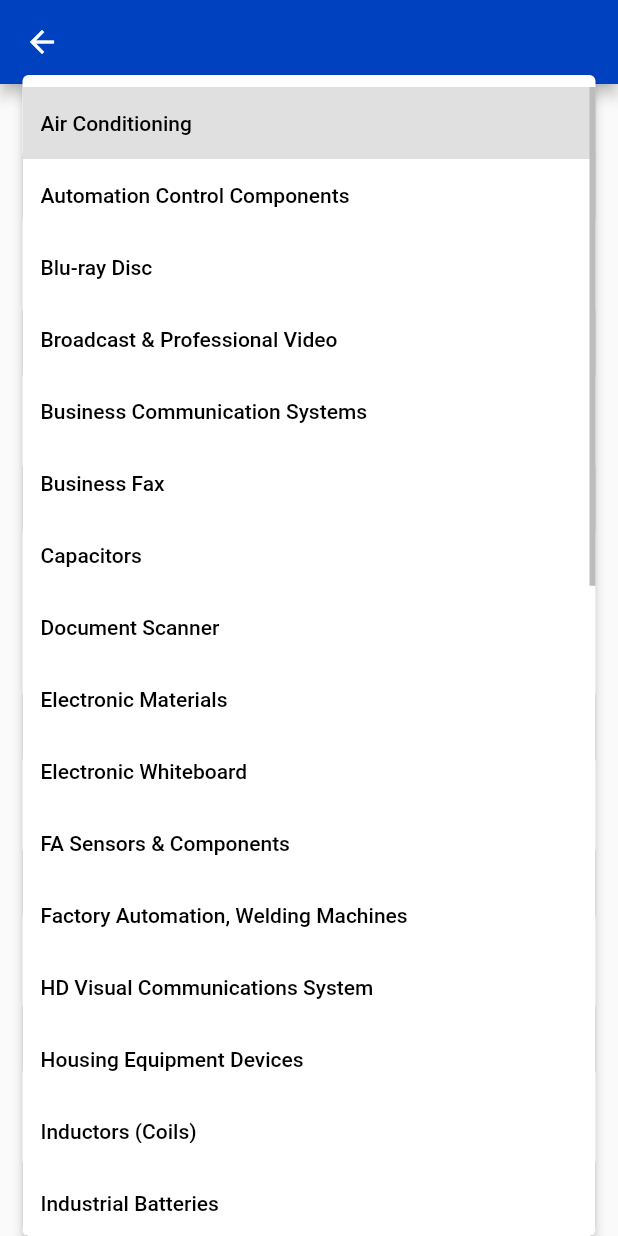
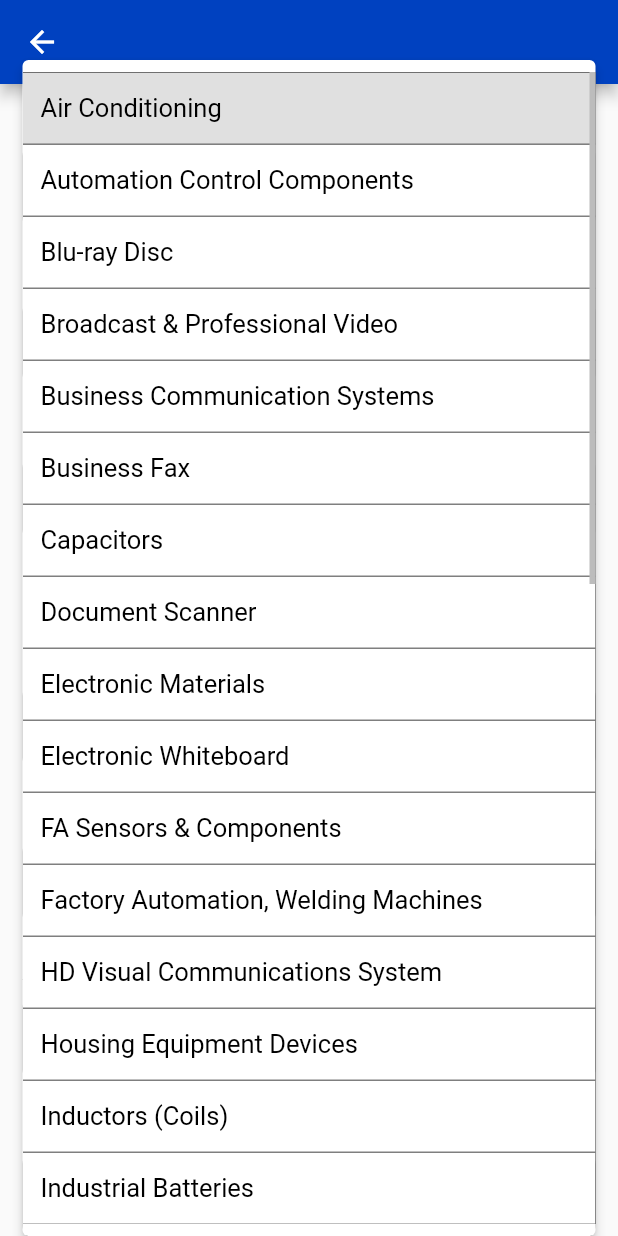
Before and after one commit to zeyadali06/Panasonic, a Flutter app: the AddProductPage screen opened by its route, after a tap on "Air Conditioning", on a phone screen of 412 x 824 dp. Run offline on Flutter 3.47's test engine with Material 2 defaults, Android fonts, the phone set to English and light mode, and no system bars; drawn by our look-alikes of modal_progress_hud_nsn; our stand-ins replace animated_text_kit, cloud_firestore, firebase_auth, firebase_core, google_sign_in, internet_connection_checker and 1 more; missing offline and left inert: number_editing_controller; accounts and stored records are empty.

Commit message:
add dark theme

```diff
--- a/lib/components/helper.dart
+++ b/lib/components/helper.dart
@@ -30,8 +30,6 @@
 class _TFForAddProductState extends State<TFForAddProduct> {
   bool? foucs;
   Color color = Colors.grey;
-  final noErrorFoucsColor = KPrimayColor;
-  final noErrornoFoucsColor = Colors.grey;
 
   @override
   Widget build(BuildContext context) {
@@ -39,7 +37,7 @@
       onFocusChange: (foucsed) {
         foucs = foucsed;
         if (foucsed) {
-          color = KPrimayColor;
+          color = Theme.of(context).buttonTheme.colorScheme!.scrim;
         } else {
           color = Colors.grey;
         }
@@ -71,8 +69,9 @@
 class CustomCheckbox extends StatefulWidget {
   final bool initialValue;
   final ValueChanged<bool> onChanged;
+  final Color activeColor;
 
-  const CustomCheckbox({Key? key, required this.initialValue, required this.onChanged}) : super(key: key);
+  const CustomCheckbox({Key? key, required this.initialValue, required this.onChanged, required this.activeColor}) : super(key: key);
 
   @override
   _CustomCheckboxState createState() => _CustomCheckboxState();
@@ -91,7 +90,7 @@
   Widget build(BuildContext context) {
     return Checkbox(
       value: isChecked,
-      activeColor: KPrimayColor,
+      activeColor: widget.activeColor,
       onChanged: (bool? value) {
         setState(() {
           isChecked = value!;
@@ -217,12 +216,10 @@
 // ignore: must_be_immutable
 class CustomDropdownButton extends StatefulWidget {
   CustomDropdownButton({super.key, required this.thingsToDisplay, required this.initialText, this.enabled = true, required this.onSelected});
-
   String? initialText;
   final List<String> thingsToDisplay;
   final bool enabled;
   void Function(String? value) onSelected;
-
   @override
   State<CustomDropdownButton> createState() => _CustomDropdownButtonState();
 }
@@ -231,10 +228,22 @@
   @override
   Widget build(BuildContext context) {
     return DropdownMenu<String>(
-      menuHeight: MediaQuery.of(context).size.height - 50,
+      menuHeight: MediaQuery.of(context).size.height - 40,
+      menuStyle: const MenuStyle(alignment: Alignment.topLeft),
       enabled: widget.enabled,
       initialSelection: widget.initialText,
-      dropdownMenuEntries: widget.thingsToDisplay.map<DropdownMenuEntry<String>>((value) => DropdownMenuEntry(value: value, label: value)).toList(),
+      dropdownMenuEntries: widget.thingsToDisplay
+          .map<DropdownMenuEntry<String>>(
+            (value) => DropdownMenuEntry(
+              value: value,
+              label: value,
+              style: ButtonStyle(
+                textStyle: MaterialStateProperty.all(const TextStyle(fontSize: 17)),
+                side: MaterialStateProperty.all(const BorderSide(width: .25)),
+              ),
+            ),
+          )
+          .toList(),
       width: widthOfCustoms(context),
       textStyle: const TextStyle(fontSize: 18),
       onSelected: (value) {
@@ -263,45 +272,51 @@
 class _ChooseAndShowCompatibleDevicesState extends State<ChooseAndShowCompatibleDevices> {
   @override
   Widget build(BuildContext context) {
+    widget.product.compatibility ??= {};
     return Column(
       children: [
         CustomDropdownButton(
           initialText: widget.allCompatibleDevices.first,
           thingsToDisplay: widget.allCompatibleDevices.toList(),
           onSelected: (value) {
-            widget.product.compatibility ??= {};
             widget.product.compatibility!.add(value);
             setState(() {});
           },
         ),
         const SizedBox(height: 5),
-        Container(
+        Builder(builder: (context) {
+          return Container(
             width: double.infinity,
             height: 200,
             decoration: BoxDecoration(borderRadius: KRadius, border: Border.all(color: Colors.grey)),
-          child: SingleChildScrollView(
+            child: widget.product.compatibility!.isNotEmpty
+                ? SingleChildScrollView(
+                    physics: const BouncingScrollPhysics(),
                     padding: const EdgeInsets.symmetric(horizontal: KHorizontalPadding),
                     child: Column(
-              children: widget.product.compatibility != null
-                  ? widget.product.compatibility!.map((e) {
+                      children: widget.product.compatibility!.map((e) {
                         return Card(
                           margin: const EdgeInsets.symmetric(vertical: 8),
-                        shape: RoundedRectangleBorder(side: const BorderSide(width: 2, color: KPrimayColor), borderRadius: KRadius),
+                          shape: RoundedRectangleBorder(side: BorderSide(width: 2, color: Theme.of(context).buttonTheme.colorScheme!.outline), borderRadius: KRadius),
                           child: ListTile(
+                            shape: RoundedRectangleBorder(side: BorderSide(width: 0, color: Theme.of(context).buttonTheme.colorScheme!.outline), borderRadius: KRadius),
                             title: Text(e, style: const TextStyle(fontSize: 22)),
+                            tileColor: Theme.of(context).buttonTheme.colorScheme!.background,
                             trailing: IconButton(
                               onPressed: () {
                                 widget.product.compatibility!.remove(e);
                                 setState(() {});
                               },
-                              icon: const Icon(Icons.clear)),
+                              icon: Icon(Icons.clear, color: Theme.of(context).textTheme.bodyLarge!.color),
+                            ),
                           ),
                         );
-                    }).toList()
-                  : <Widget>[],
+                      }).toList(),
                     ),
-          ),
-        ),
+                  )
+                : Center(child: Text('No devices selected', style: TextStyle(color: Theme.of(context).textTheme.bodyLarge!.color, fontSize: 22))),
+          );
+        }),
       ],
     );
   }
@@ -387,7 +402,7 @@
   ScaffoldMessenger.of(context).showSnackBar(
     SnackBar(
       content: Text(message, style: const TextStyle(fontSize: 17, color: Colors.white)),
-      backgroundColor: KPrimayColor,
+      backgroundColor: Theme.of(context).primaryColor,
       duration: const Duration(seconds: 2),
     ),
   );
--- a/lib/screens/AddProductPage.dart
+++ b/lib/screens/AddProductPage.dart
@@ -46,7 +46,7 @@
       child: ModalProgressHUD(
         inAsyncCall: isLoading,
         child: Scaffold(
-          appBar: AppBar(backgroundColor: KPrimayColor),
+          appBar: AppBar(backgroundColor: Theme.of(context).appBarTheme.backgroundColor),
           body: Form(
             child: ListView(
               physics: const BouncingScrollPhysics(),
@@ -98,6 +98,7 @@
                   children: [
                     const LabelWithRedStar(label: 'Used'),
                     CustomCheckbox(
+                      activeColor: Theme.of(context).checkboxTheme.overlayColor!.resolve({})!,
                       initialValue: isChecked,
                       onChanged: (value) {
                         isChecked = value;
@@ -222,8 +223,8 @@
                     await sendProductToFireStore(context, product);
                   },
                   widget: textOfCustomButton(text: 'Add Product'),
-                  color: KPrimayColor,
-                  borderColor: KPrimayColor,
+                  color: Theme.of(context).primaryColor,
+                  borderColor: Theme.of(context).primaryColor,
                 ),
                 const SizedBox(height: 10),
 
@@ -234,8 +235,8 @@
                     Navigator.pushReplacementNamed(context, 'AddProductPage');
                   },
                   widget: textOfCustomButton(text: 'Clear All'),
-                  color: KPrimayColor,
-                  borderColor: KPrimayColor,
+                  color: Theme.of(context).primaryColor,
+                  borderColor: Theme.of(context).primaryColor,
                 ),
               ],
             ),
```
Also changed, not shown: lib/NavigationBar.dart (+4 -5 lines), lib/constants.dart (+38 -0 lines), lib/main.dart (+30 -0 lines), lib/screens/EditOrDeleteProductPage.dart (+4 -4 lines), lib/screens/MyAccountPage.dart (+32 -32 lines), lib/screens/MyProductsPage.dart (+5 -3 lines), lib/screens/SearchPage.dart (+4 -4 lines). Lines whose indentation alone changed are shown as unchanged.
